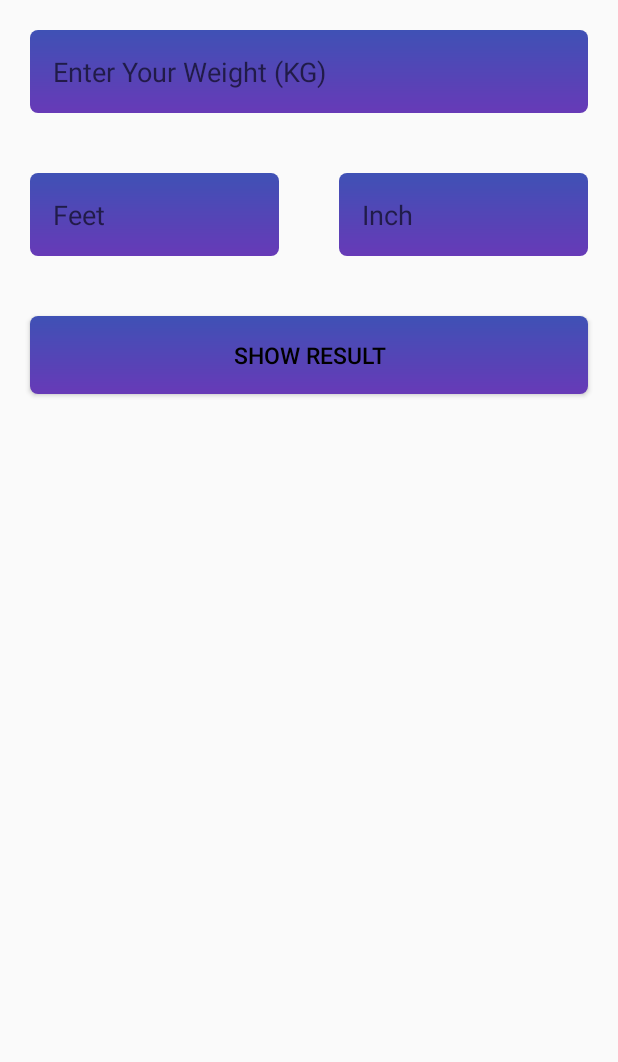
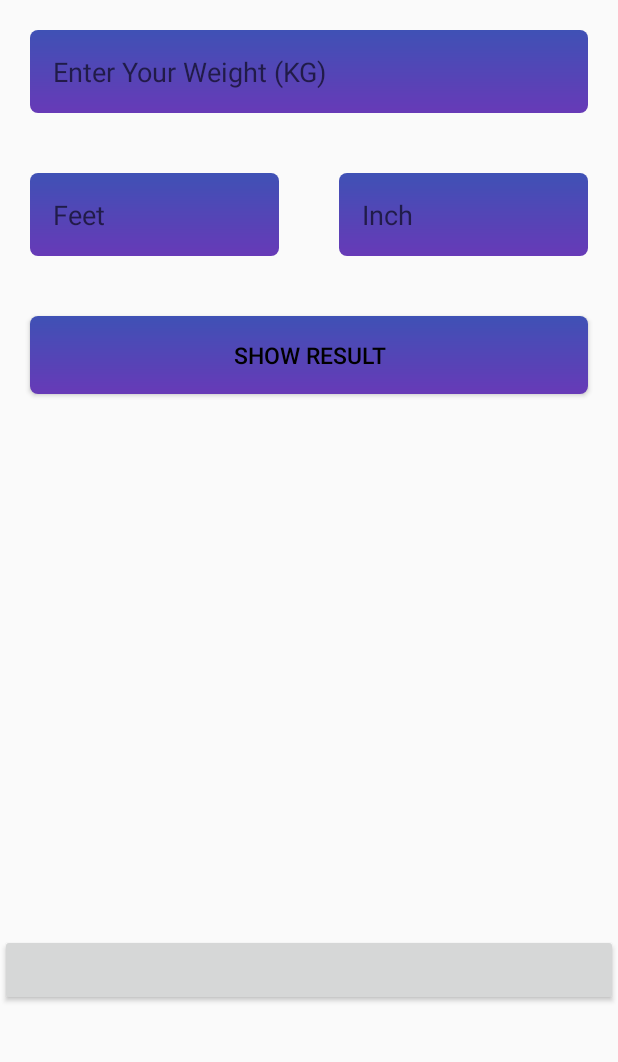
Before and after one commit to practicecodding/BMI_Calculator, an Android app: the screen it shows after launch (MainActivity), on a phone screen of 412 x 824 dp, the part 120-1182 px from its top. Run offline under Robolectric (Android 15) with nearby library versions, the phone set to English and light mode, and no system bars.

Commit message:
S.M.Hamidul

```diff
--- a/app/src/main/res/layout/activity_main.xml
+++ b/app/src/main/res/layout/activity_main.xml
@@ -112,6 +112,11 @@
         android:padding="20dp"
         />
 
+    <Button
+        android:layout_width="match_parent"
+        android:layout_height="wrap_content"
+      />
+
 
 
 
```
